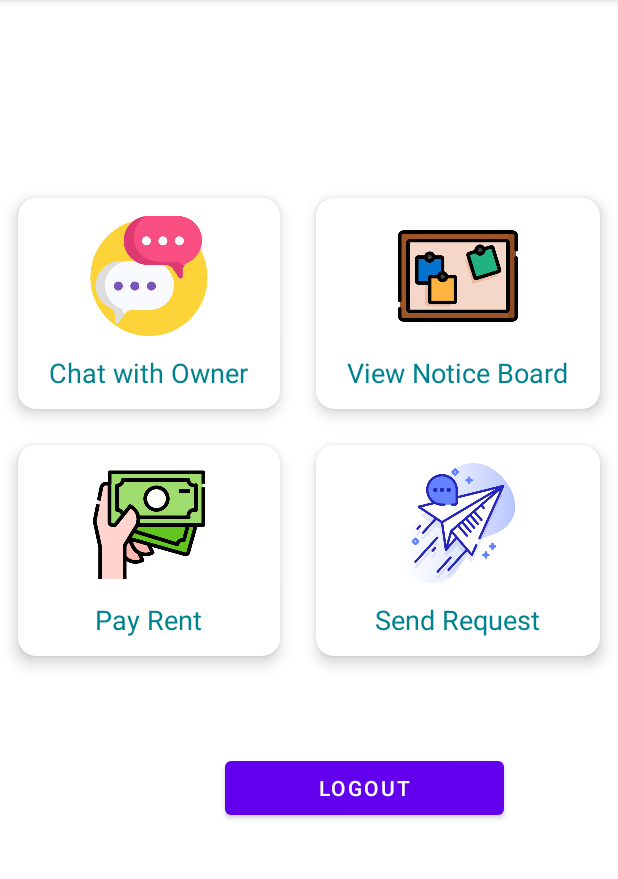
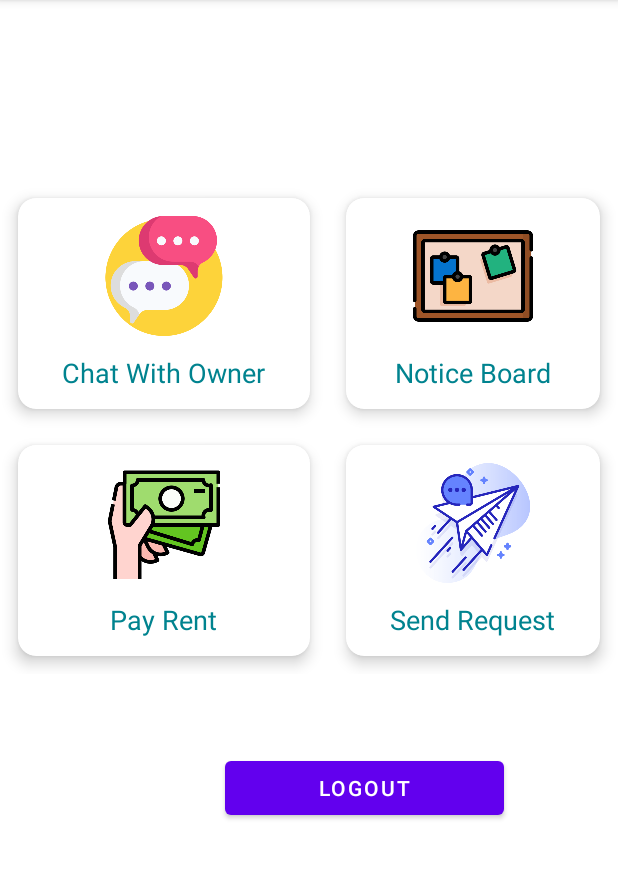
Before and after one commit to mdyousufh/TIMS, an Android app: the Tenant_DB screen opened directly, with no data from a screen before it, on a phone screen of 412 x 824 dp, the part 84-963 px from its top. Run offline under Robolectric (Android 15) with nearby library versions, the phone set to English and light mode, and no system bars; our stand-ins replace Firebase (no records; nobody signed in at launch, a user with empty details on screens opened directly).

Commit message:
Tenant Dashboard Bug Fixed

```diff
--- a/app/src/main/res/layout/activity_tenant_db.xml
+++ b/app/src/main/res/layout/activity_tenant_db.xml
@@ -90,7 +90,7 @@
                         android:layout_width="wrap_content"
                         android:layout_height="wrap_content"
                         android:layout_marginTop="12dp"
-                        android:text="@string/chat_with_owner"
+                        android:text="Chat With Owner"
                         android:textColor="#00838F"
                         android:textSize="18sp"
                         tools:ignore="HardcodedText" />
@@ -132,7 +132,7 @@
                         android:layout_width="wrap_content"
                         android:layout_height="wrap_content"
                         android:layout_marginTop="12dp"
-                        android:text="@string/view_notice_board"
+                        android:text="@string/notice_board"
                         android:textColor="#00838F"
                         android:textSize="18sp" />
 
--- a/app/src/main/res/values/strings.xml
+++ b/app/src/main/res/values/strings.xml
@@ -25,6 +25,7 @@
     <string name="upload_a_pdf">Upload A Pdf</string>
     <string name="enter_pdf_file_name">Enter PDF File Name:</string>
     <string name="upload">Upload</string>
+    <string name="notice_board">Notice Board</string>
 
 
 </resources>
```
